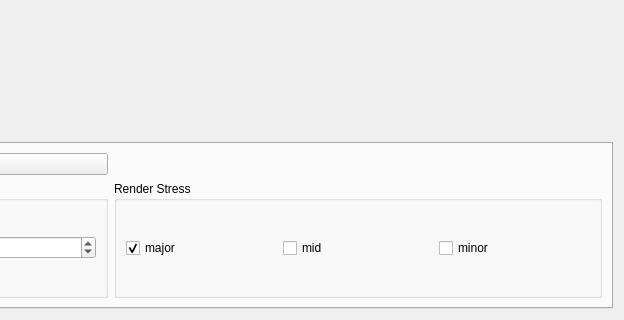
Before: the Qt Designer form MeshShell/widgets/meshwidget.ui in Rupemgera/MeshShell, drawn with Qt 5; both pictures show x 403 to 1027 and y 553 to 873 of the 1027 by 873 pixel window.
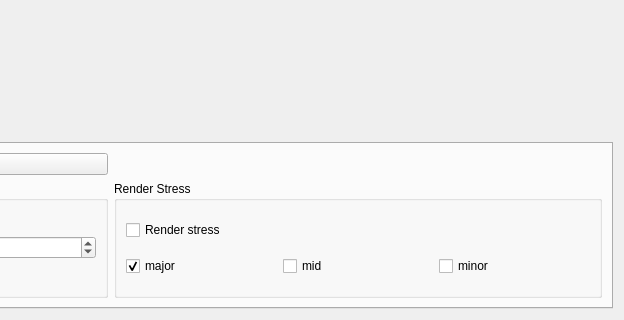
After: the same form once the commit is applied. Custom widgets are drawn as their Qt base class.

Commit message: singularity & meshtool change 2019-09-09 add singularity render separate MeshImpl and StressField recode class tuple

Patch:
```diff
--- a/MeshShell/widgets/meshwidget.ui
+++ b/MeshShell/widgets/meshwidget.ui
@@ -216,14 +216,21 @@
           <string>Render Stress</string>
          </property>
          <layout class="QGridLayout" name="gridLayout_5">
-          <item row="0" column="2">
+          <item row="1" column="2">
            <widget class="QCheckBox" name="checkBox_mid">
             <property name="text">
              <string>mid</string>
             </property>
            </widget>
           </item>
-          <item row="0" column="1">
+          <item row="1" column="3">
+           <widget class="QCheckBox" name="checkBox_minor">
+            <property name="text">
+             <string>minor</string>
+            </property>
+           </widget>
+          </item>
+          <item row="1" column="1">
            <widget class="QCheckBox" name="checkBox_major">
             <property name="text">
              <string>major</string>
@@ -233,10 +240,10 @@
             </property>
            </widget>
           </item>
-          <item row="0" column="3">
-           <widget class="QCheckBox" name="checkBox_minor">
+          <item row="0" column="1">
+           <widget class="QCheckBox" name="checkBox_render_stress">
             <property name="text">
-             <string>minor</string>
+             <string>Render stress</string>
             </property>
            </widget>
           </item>
```
The commit also changes 13 other files.
